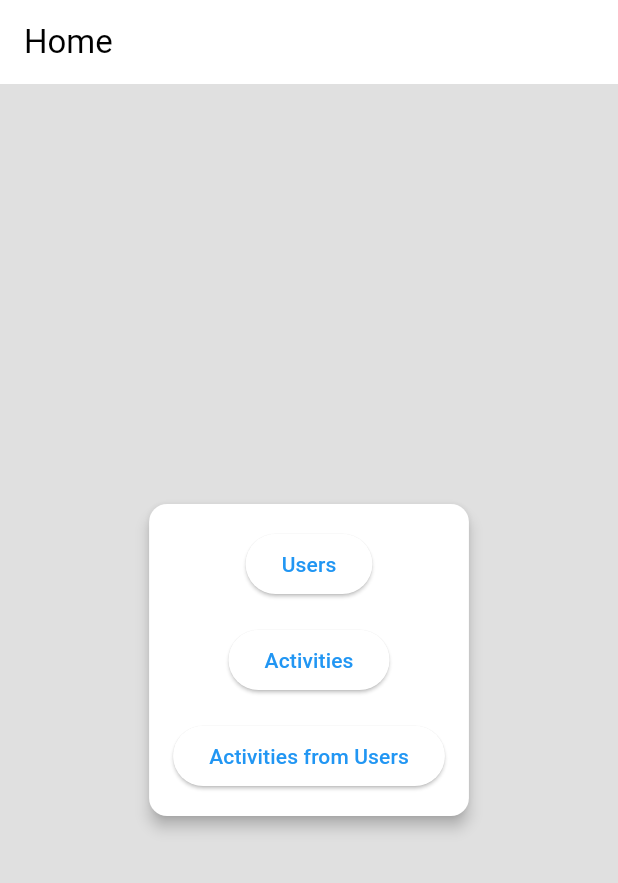
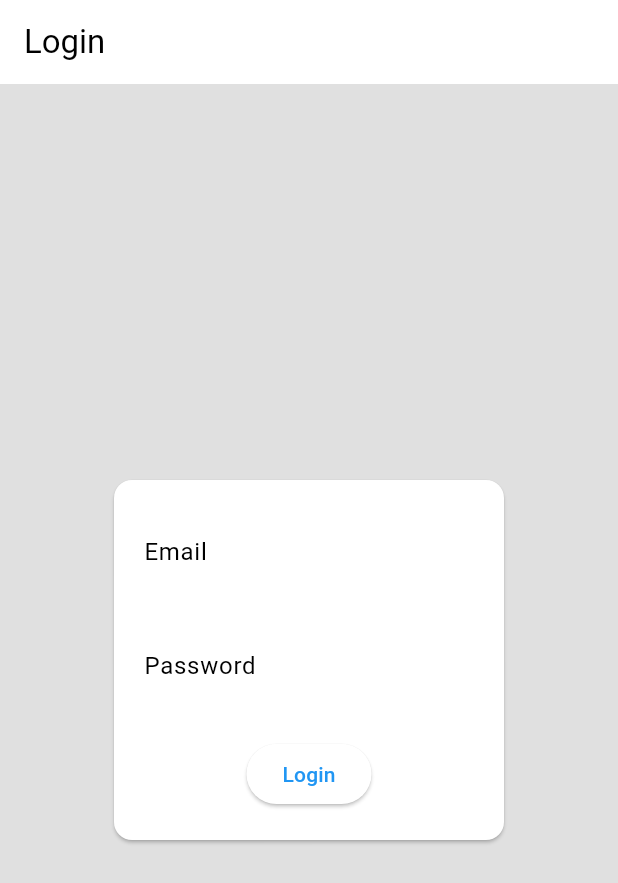
Before and after one commit to KozielGPC/opt120, a Flutter app: the screen it shows after launch, on a phone screen of 412 x 824 dp. Shown: the top 883 px of the screen. Run offline on Flutter 3.47's test engine with Material 3 defaults, Android fonts, the phone set to English and light mode, and no system bars.

Commit message:
feat: add login

```diff
--- /dev/null
+++ b/app/lib/auth_service.dart
@@ -0,0 +1,17 @@
+import 'package:app/api_service.dart';
+
+class AuthService {
+  static Future login(String email, String password) async {
+    try {
+      final payload = {
+        'email': email,
+        'password': password,
+      };
+      final response = await ApiService.post('auth/login', payload);
+      return response['data'];
+    } catch (e) {
+      print('Error during login: $e');
+      rethrow;
+    }
+  }
+}
--- /dev/null
+++ b/app/lib/login_screen.dart
@@ -0,0 +1,92 @@
+import 'package:app/auth_service.dart';
+import 'package:app/home_page.dart';
+import 'package:flutter/material.dart';
+
+class LoginScreen extends StatefulWidget {
+  @override
+  _LoginScreenState createState() => _LoginScreenState();
+}
+
+class _LoginScreenState extends State<LoginScreen> {
+  final TextEditingController _emailController = TextEditingController();
+  final TextEditingController _passwordController = TextEditingController();
+
+  void _handleLogin(BuildContext context) async {
+    String email = _emailController.text;
+    String password = _passwordController.text;
+
+    try {
+      await AuthService.login(email, password);
+      _showSuccess('Login successfully');
+      Navigator.push(
+        context,
+        MaterialPageRoute(builder: (context) => HomeScreen()),
+      );
+    } catch (e) {
+      _showError('User or password are incorrect');
+    }
+  }
+
+  void _showError(String message) {
+    ScaffoldMessenger.of(context).showSnackBar(
+      SnackBar(
+        content: Text(message),
+        backgroundColor: Colors.red,
+      ),
+    );
+  }
+
+  void _showSuccess(String message) {
+    ScaffoldMessenger.of(context).showSnackBar(
+      SnackBar(
+        content: Text(message),
+        backgroundColor: Colors.green,
+      ),
+    );
+  }
+
+  Widget build(BuildContext context) {
+    return Scaffold(
+      appBar: AppBar(
+        title: Text('Login'),
+      ),
+      body: Center(
+        child: ConstrainedBox(
+          constraints: BoxConstraints(maxWidth: 300.0),
+          child: Card(
+            margin: EdgeInsets.all(20.0),
+            child: Padding(
+              padding: EdgeInsets.all(20.0),
+              child: Column(
+                mainAxisSize: MainAxisSize.min,
+                children: <Widget>[
+                  TextFormField(
+                    controller: _emailController,
+                    decoration: InputDecoration(
+                      labelText: 'Email',
+                    ),
+                  ),
+                  SizedBox(height: 20.0),
+                  TextFormField(
+                    controller: _passwordController,
+                    decoration: InputDecoration(
+                      labelText: 'Password',
+                    ),
+                    obscureText: true,
+                  ),
+                  SizedBox(height: 20.0),
+                  ElevatedButton(
+                    onPressed: () {
+                      _handleLogin(context);
+                    },
+                    child: Text('Login'),
+                  ),
+                ],
+              ),
+            ),
+          ),
+        ),
+      ),
+    );
+  }
+}
--- a/app/lib/main.dart
+++ b/app/lib/main.dart
@@ -1,5 +1,5 @@
+import 'package:app/login_screen.dart';
 import 'package:flutter/material.dart';
-import 'home_page.dart';
 import 'package:app/api_service.dart';
 
 void main() {
@@ -19,7 +19,7 @@ class MyApp extends StatelessWidget {
         colorScheme: ColorScheme.fromSwatch(primarySwatch: Colors.blue),
         useMaterial3: true,
       ),
-      home: HomeScreen(),
+      home:  LoginScreen(),
     );
   }
 }
```
Also changed, not shown: 2 other files.
